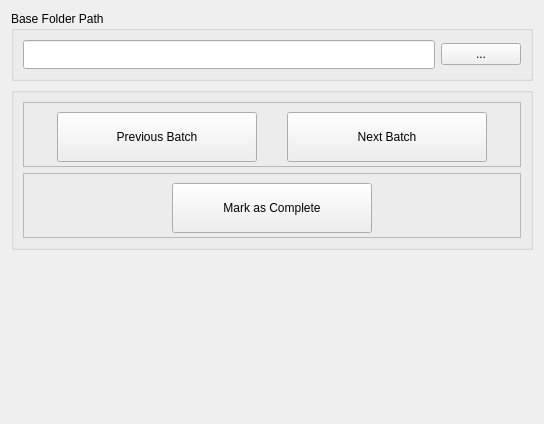
Old version of the form src/napari_labeller/_ui/labeller_gui.ui in the repository Hekstra-Lab/napari-labeller.
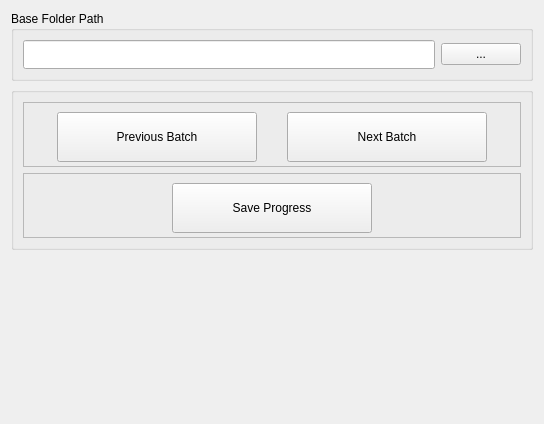
New version of the form.

What changed in the file:
```diff
--- a/src/napari_labeller/_ui/labeller_gui.ui
+++ b/src/napari_labeller/_ui/labeller_gui.ui
@@ -177,7 +177,7 @@
             </size>
            </property>
            <property name="text">
-            <string>Mark as Complete</string>
+            <string>Save Progress</string>
            </property>
           </widget>
          </item>
```
Left out of the diff: 2 changed lines with no effect on the pictures.
